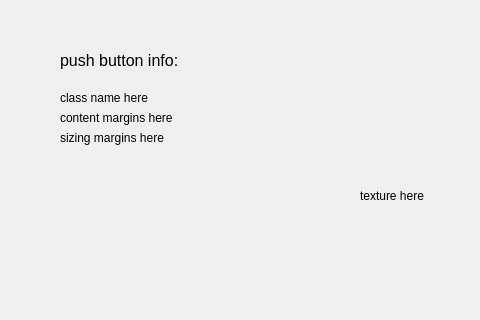
First picture: the form in testing/mainwindow.ui, repository The-Evil-Ass-Fountain-Openers/libqmsstyles, before the edit; both pictures show x 0 to 480 and y 0 to 320 of the 685 by 501 pixel window.
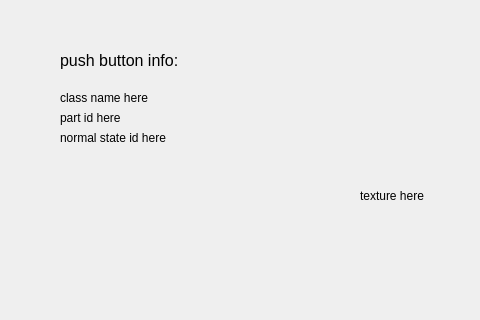
Second picture: the form after the edit.

```diff
--- a/testing/mainwindow.ui
+++ b/testing/mainwindow.ui
@@ -87,7 +87,7 @@
      </rect>
     </property>
     <property name="text">
-     <string>content margins here</string>
+     <string>part id here</string>
     </property>
    </widget>
    <widget class="QLabel" name="sm">
@@ -100,7 +100,7 @@
      </rect>
     </property>
     <property name="text">
-     <string>sizing margins here</string>
+     <string>normal state id here</string>
     </property>
    </widget>
    <widget class="QLabel" name="extractedPath">
```
Left out of the diff: 4 changed lines with no effect on the pictures.
